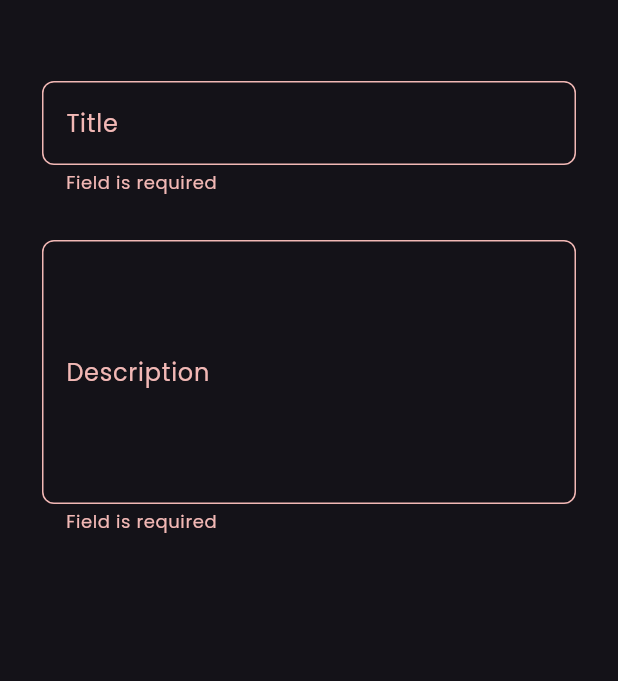
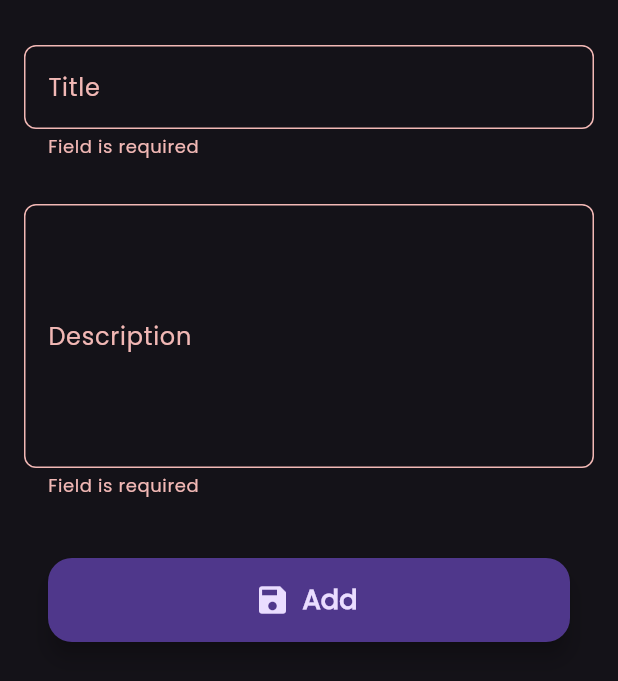
Before and after one commit to Hossam-Yaser/NotesApp, a Flutter app: the AddNoteCustomWidget widget shown alone on an empty page, opened directly, after a tap on "Add", on a phone screen of 412 x 824 dp. Shown: the top 681 px of the screen. Run offline on Flutter 3.47's test engine with Material 3 defaults, Android fonts, the phone set to English and light mode, and no system bars; drawn by our look-alikes of modal_progress_hud_nsn; our stand-ins replace bloc, flutter_bloc, hive, hive_flutter; accounts and stored records are empty.

Commit message:
feat: Refactor note management with Bloc integration and enhance UI components -initialize and use note cubit -view data from hive storage -edit date presentation using intl

```diff
--- /dev/null
+++ b/lib/cubits/notes_cubit/notes_state.dart
@@ -0,0 +1,6 @@
+part of 'notes_cubit.dart';
+
+@immutable
+abstract class NotesState {}
+
+class NotesInitial extends NotesState {}
--- a/lib/main.dart
+++ b/lib/main.dart
@@ -1,8 +1,6 @@
 import 'package:flutter/material.dart';
-import 'package:flutter_bloc/flutter_bloc.dart';
 import 'package:hive_flutter/hive_flutter.dart';
 import 'package:notes_app_using_hive/constatnts.dart';
-import 'package:notes_app_using_hive/cubits/add_note_cubit/add_note_cubit_cubit.dart';
 import 'package:notes_app_using_hive/models/note_model.dart';
 import 'package:notes_app_using_hive/views/edit_note_view.dart';
 import 'package:notes_app_using_hive/views/home_view.dart';
--- a/lib/views/home_view.dart
+++ b/lib/views/home_view.dart
@@ -1,4 +1,6 @@
 import 'package:flutter/material.dart';
+import 'package:flutter_bloc/flutter_bloc.dart';
+import 'package:notes_app_using_hive/cubits/notes_cubit/notes_cubit.dart';
 import 'package:notes_app_using_hive/views/widgets/add_note_bottom_sheet.dart';
 import 'package:notes_app_using_hive/views/widgets/notes_view_body.dart';
 
@@ -8,7 +10,9 @@ class HomeView extends StatelessWidget {
 
   @override
   Widget build(BuildContext context) {
-    return Scaffold(
+    return BlocProvider(
+      create: (context) => NotesCubit(),
+      child: Scaffold(
         body: const NotesViewBody(),
         floatingActionButton: FloatingActionButton(
           backgroundColor: Colors.cyan,
@@ -26,6 +30,7 @@ class HomeView extends StatelessWidget {
             );
           },
           child: Icon(Icons.add, color: Colors.black),
+        ),
       ),
     );
   }
@@ -45,16 +50,7 @@ class _AddNoteCustomWidgetState extends State<AddNoteCustomWidget> {
       duration: const Duration(milliseconds: 200),
       curve: Curves.easeOut,
       padding: EdgeInsets.only(bottom: MediaQuery.of(context).viewInsets.top),
-      child: Padding(
-        padding: const EdgeInsets.only(bottom: 16, right: 12, left: 12, top: 8),
-        child: ConstrainedBox(
-          constraints: BoxConstraints(
-            //  Keeps it around half screen when keyboard is hidden
-            maxHeight: MediaQuery.of(context).size.height * 0.5,
-          ),
       child: const AddNoteBottomSheet(),
-        ),
-      ),
     );
   }
 }
--- a/lib/views/widgets/add_note_bottom_sheet.dart
+++ b/lib/views/widgets/add_note_bottom_sheet.dart
@@ -1,6 +1,5 @@
 import 'package:flutter/material.dart';
 import 'package:flutter_bloc/flutter_bloc.dart';
-import 'package:modal_progress_hud_nsn/modal_progress_hud_nsn.dart';
 import 'package:notes_app_using_hive/cubits/add_note_cubit/add_note_cubit_cubit.dart';
 import 'package:notes_app_using_hive/views/widgets/add_note_form.dart';
 
@@ -11,8 +10,6 @@ class AddNoteBottomSheet extends StatelessWidget {
   Widget build(BuildContext context) {
     return BlocProvider(
       create: (context) => AddNoteCubit(),
-      child: Padding(
-        padding: const EdgeInsets.all(16),
       child: BlocConsumer<AddNoteCubit, AddNoteCubitState>(
         listener: (context, state) {
           if (state is AddNotefailure) {
@@ -23,12 +20,18 @@ class AddNoteBottomSheet extends StatelessWidget {
           }
         },
         builder: (context, state) {
-            return ModalProgressHUD(
-              inAsyncCall: state is AddNoteLoading ? true : false,
+          return AbsorbPointer(
+            absorbing: state is AddNoteLoading ? true : false,
+            child: Padding(
+              padding: EdgeInsets.only(
+                left: 16,
+                right: 16,
+                bottom: MediaQuery.of(context).viewInsets.bottom,
+              ),
               child: AddNoteForm(),
+            ),
           );
         },
-        ),
       ),
     );
   }
--- a/lib/views/widgets/add_note_form.dart
+++ b/lib/views/widgets/add_note_form.dart
@@ -1,5 +1,6 @@
 import 'package:flutter/material.dart';
 import 'package:flutter_bloc/flutter_bloc.dart';
+import 'package:intl/intl.dart';
 import 'package:notes_app_using_hive/cubits/add_note_cubit/add_note_cubit_cubit.dart';
 import 'package:notes_app_using_hive/models/note_model.dart';
 import 'package:notes_app_using_hive/views/widgets/custom_textfield.dart';
@@ -16,6 +17,7 @@ class _AddNoteFormState extends State<AddNoteForm> {
   AutovalidateMode autovalidateMode = AutovalidateMode.disabled;
   String? title;
   String? supTitle;
+  bool isLoading = false;
   @override
   Widget build(BuildContext context) {
     return SingleChildScrollView(
@@ -41,32 +43,48 @@ class _AddNoteFormState extends State<AddNoteForm> {
               hintText: "Write Note Description",
               maxLines: 6,
             ),
-            const SizedBox(height: 50),
-            FloatingActionButton.extended(
+            const SizedBox(height: 40),
+            Container(
+              width: double.infinity,
+              margin: const EdgeInsets.symmetric(horizontal: 16),
+              padding: EdgeInsets.only(bottom: 32),
+              child: BlocBuilder<AddNoteCubit, AddNoteCubitState>(
+                builder: (context, state) {
+                  isLoading = state is AddNoteLoading ? true : false;
+                  return FloatingActionButton.extended(
                     onPressed: () {
                       if (formKey.currentState!.validate()) {
                         formKey.currentState!.save();
-
                         var noteModel = NoteModel(
                           title: title!,
                           subTitle: supTitle!,
-                    date: DateTime.now().toString(),
-                    color: Colors.amber.value,
+                          date: DateFormat(
+                            'dd MMM yyyy',
+                          ).format(DateTime.now()),
+
+                          color: Colors.blueGrey.value,
                         );
-                  BlocProvider.of<AddNoteCubit>(context).addNote(noteModel);
+                        BlocProvider.of<AddNoteCubit>(
+                          context,
+                        ).addNote(noteModel);
                       } else {
                         autovalidateMode = AutovalidateMode.always;
                         setState(() {});
                       }
                     },
-              label: Text(
+                    label: isLoading
+                        ? const CircularProgressIndicator()
+                        : const Text(
                             "Add",
-                style: const TextStyle(
+                            style: TextStyle(
                               fontSize: 18,
                               fontWeight: FontWeight.bold,
                             ),
                           ),
-              icon: const Icon(Icons.save),
+                    icon: isLoading ? null : const Icon(Icons.save),
+                  );
+                },
+              ),
             ),
           ],
         ),
--- a/lib/views/widgets/notes_view_body.dart
+++ b/lib/views/widgets/notes_view_body.dart
@@ -11,7 +11,7 @@ class NotesViewBody extends StatelessWidget {
       child: Column(
         children: [
           CustomAppbar(TitleText: "Notes"),
-          Notesitemlistviewwidget(),
+          Expanded(child: Notesitemlistviewwidget()),
         ],
       ),
     );
--- a/pubspec.yaml
+++ b/pubspec.yaml
@@ -37,7 +37,7 @@ dependencies:
   hive: ^2.2.3
   hive_flutter: ^1.1.0
   flutter_bloc: ^9.1.1
-  modal_progress_hud_nsn: ^0.5.1
+  intl: ^0.19.0
 
 
 dev_dependencies:
```
Also changed, not shown: lib/cubits/notes_cubit/notes_cubit.dart (added, +17 -0 lines), lib/views/widgets/noteitem_widget.dart (+15 -5 lines), lib/views/widgets/noteslistview_widget.dart (+19 -6 lines). Lines whose indentation alone changed are shown as unchanged.
